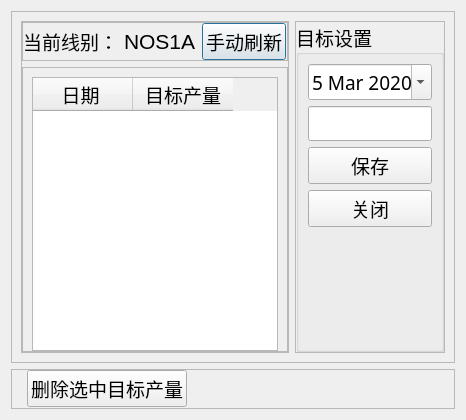
Old version of the form qt5_proj/targetSettings.ui in the repository clang2you/packing_defective.
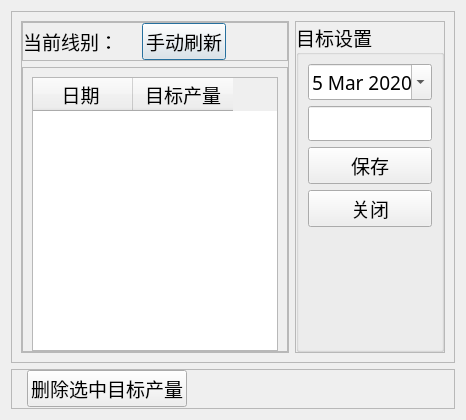
New version of the form.

Diff of the .ui file:
```diff
--- a/qt5_proj/targetSettings.ui
+++ b/qt5_proj/targetSettings.ui
@@ -93,7 +93,7 @@
                </font>
               </property>
               <property name="text">
-               <string>NOS1A</string>
+               <string/>
               </property>
              </widget>
             </item>
```
Left out of the diff: 13 changed lines with no effect on the pictures.
